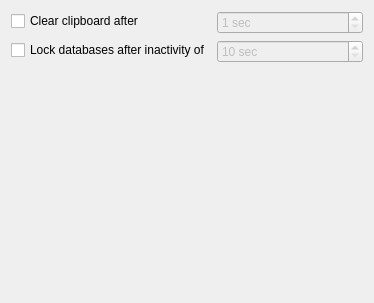
Before: the Qt Designer form src/gui/SettingsWidgetSecurity.ui in keepassxreboot/keepassxc, drawn with Qt 5.
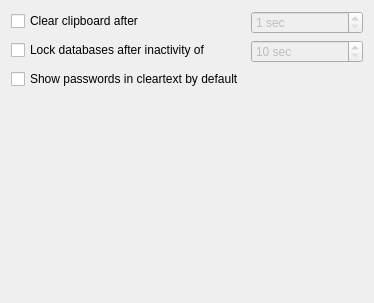
After: the same form once the commit is applied.

Commit message:
Add an option to show passwords by default.
Closes #93

```diff
--- a/src/gui/SettingsWidgetSecurity.ui
+++ b/src/gui/SettingsWidgetSecurity.ui
@@ -57,6 +57,13 @@
      </property>
     </widget>
    </item>
+   <item row="2" column="0">
+    <widget class="QCheckBox" name="passwordCleartextCheckBox">
+     <property name="text">
+      <string>Show passwords in cleartext by default</string>
+     </property>
+    </widget>
+   </item>
   </layout>
  </widget>
  <tabstops>
```
The commit also changes 3 other files.
